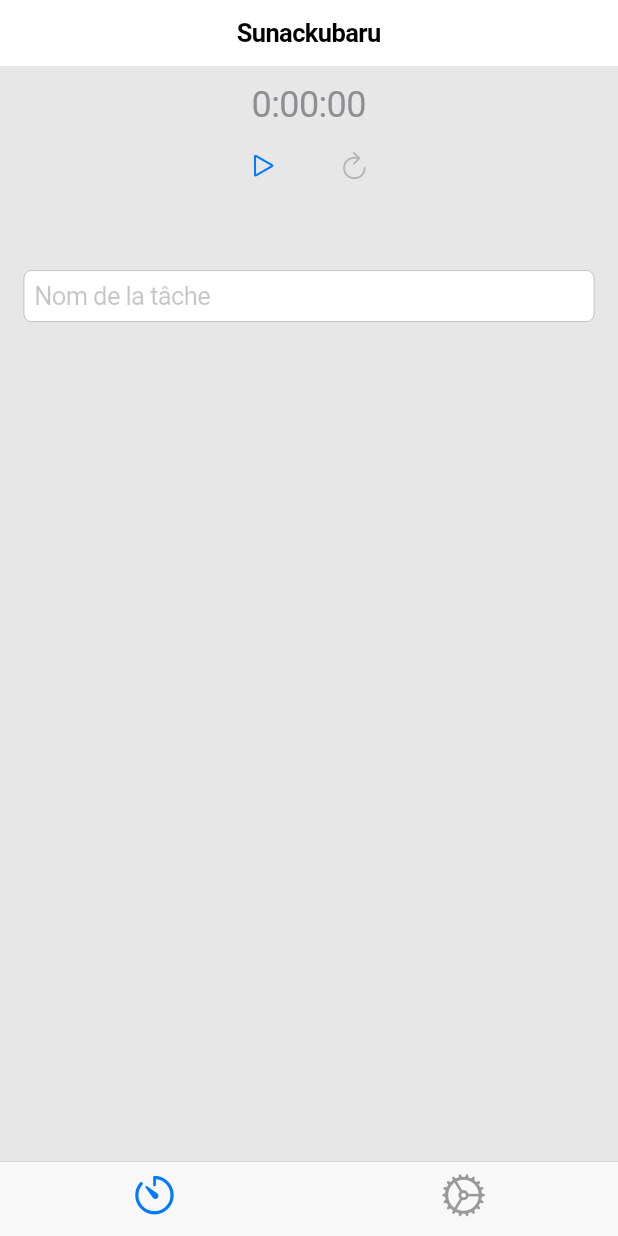
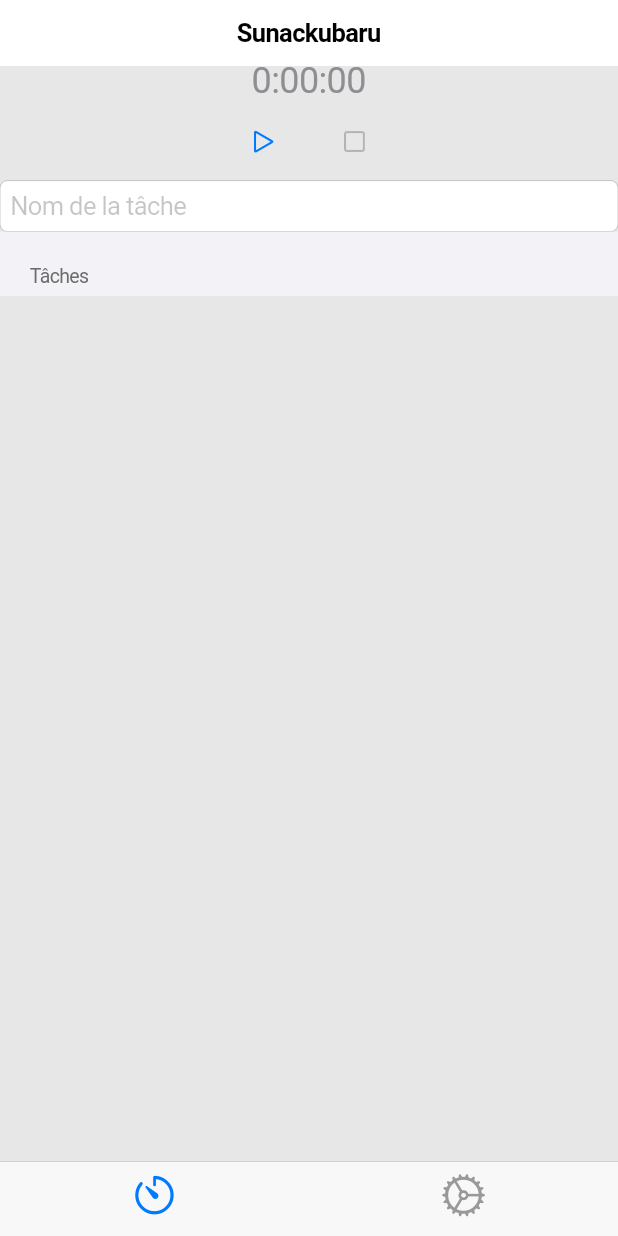
Before and after one commit to tun43p/sunackubaru, a Flutter app: the screen it shows after launch, on a phone screen of 412 x 824 dp. Run offline on Flutter 3.47's test engine with Material 2 defaults, Android fonts, the light colour scheme and no system bars.

Commit message:
style: implement new design

```diff
--- a/lib/features/timer/timer_page.dart
+++ b/lib/features/timer/timer_page.dart
@@ -1,9 +1,40 @@
 import 'package:flutter/cupertino.dart';
 import 'package:provider/provider.dart';
 import 'package:sunackubaru/features/timer/timer_provider.dart';
+import 'package:sunackubaru/features/timer/timer_utils.dart';
 
 class TimerPage extends StatelessWidget {
   const TimerPage({super.key});
+
+  @override
+  Widget build(BuildContext context) {
+    final TimerProvider state = context.watch<TimerProvider>();
+
+    return SingleChildScrollView(
+      child: Column(
+        children: <Widget>[
+          const _TimerControlsWidget(),
+          CupertinoTextField(
+            controller: state.textEditingController,
+            keyboardType: TextInputType.text,
+            placeholder: 'Nom de la tâche',
+          ),
+          if (state.status != null)
+            Text(
+              state.status!.message,
+              style: TextStyle(
+                color: state.status!.type.color,
+              ),
+            ),
+          const _TimerTasksWidget()
+        ],
+      ),
+    );
+  }
+}
+
+class _TimerControlsWidget extends StatelessWidget {
+  const _TimerControlsWidget();
 
   @override
   Widget build(BuildContext context) {
@@ -12,27 +43,11 @@ class TimerPage extends StatelessWidget {
 
     return Column(
       children: <Widget>[
-        if (state.status != null)
-          ColoredBox(
-            color: state.status!.type.color,
-            child: Padding(
-              padding: const EdgeInsets.all(8),
-              child: Text(
-                state.status!.message,
-                style: const TextStyle(
-                  color: CupertinoColors.white,
-                ),
-              ),
-            ),
-          ),
-        Padding(
-          padding: EdgeInsets.zero,
-          child: Text(
-            state.duration.toString().split('.').first,
-            style: const TextStyle(
-              fontSize: 24,
-              color: CupertinoColors.systemGrey,
-            ),
+        Text(
+          TimerUtils.formatDuration(state.duration),
+          style: const TextStyle(
+            fontSize: 24,
+            color: CupertinoColors.systemGrey,
           ),
         ),
         Row(
@@ -41,39 +56,55 @@ class TimerPage extends StatelessWidget {
             CupertinoButton(
               onPressed: state.running ? notifier.stop : notifier.start,
               child: Icon(
-                state.running ? CupertinoIcons.stop : CupertinoIcons.play_arrow,
+                state.running
+                    ? CupertinoIcons.pause
+                    : CupertinoIcons.play_arrow,
               ),
             ),
             CupertinoButton(
               onPressed: state.duration.inSeconds == 0 ? null : notifier.reset,
-              child: const Icon(CupertinoIcons.refresh_thick),
+              child: const Icon(CupertinoIcons.stop),
             ),
-          ],
-        ),
-        // TODO(tun43p): Fix scroll
-        ListView(
-          shrinkWrap: true,
-          children: <Widget>[
-            if (state.currentTask != null)
-              Text('Tâche en cours: ${state.currentTask!.keys.single}'),
-            CupertinoTextField(
-              controller: state.textEditingController,
-              keyboardType: TextInputType.text,
-              placeholder: 'Nom de la tâche',
-            ),
-            ...state.tasks
-                .where(
-              (Map<String, Duration> task) =>
-                  task.keys.single != state.currentTask?.keys.single,
-            )
-                .map(
-              (Map<String, Duration> task) {
-                return Text(task.toString());
-              },
-            )
           ],
         ),
       ],
     );
   }
 }
+
+class _TimerTasksWidget extends StatelessWidget {
+  const _TimerTasksWidget();
+
+  @override
+  Widget build(BuildContext context) {
+    final TimerProvider state = context.watch<TimerProvider>();
+
+    return CupertinoListSection(
+      header: const Text('Tâches'),
+      children: state.tasks
+          .map(
+            (Map<String, Duration> task) {
+              final String name = task.keys.single;
+              final Duration duration = task.values.single;
+
+              return CupertinoListTile(
+                leading: Icon(
+                  CupertinoIcons.doc_text,
+                  color: name == state.currentTask?.keys.single
+                      ? CupertinoColors.activeGreen
+                      : CupertinoColors.activeBlue,
+                ),
+                key: ValueKey<String>(name),
+                title: Text(name),
+                additionalInfo: Text(
+                  TimerUtils.formatDuration(duration),
+                ),
+              );
+            },
+          )
+          .toList()
+          .reversed
+          .toList(),
+    );
+  }
+}
--- a/lib/features/timer/timer_provider.dart
+++ b/lib/features/timer/timer_provider.dart
@@ -49,6 +49,19 @@ class TimerProvider with ChangeNotifier {
         (
           type: TimerStatus.error,
           message: 'Merci de donner un nom à votre tâche.',
+        ),
+      );
+      return;
+    }
+
+    if (_tasks.any(
+      (Map<String, Duration> task) =>
+          task.keys.single == _textEditingController.text,
+    )) {
+      _setStatus(
+        (
+          type: TimerStatus.error,
+          message: 'Une tâche avec ce nom existe déjà.',
         ),
       );
       return;
--- /dev/null
+++ b/lib/features/timer/timer_utils.dart
@@ -0,0 +1,4 @@
+class TimerUtils {
+  static String formatDuration(Duration duration) =>
+      duration.toString().split('.').first;
+}
--- a/lib/sunackubaru.dart
+++ b/lib/sunackubaru.dart
@@ -43,10 +43,8 @@ class Sunackubaru extends StatelessWidget {
               builder: (BuildContext context) {
                 return Padding(
                   padding: const EdgeInsets.only(
-                    top: kCupertinoNavigationBarHeight + kDefaultPagePadding,
-                    right: kDefaultPagePadding,
-                    bottom: kCupertinoTabScaffoldHeight + kDefaultPagePadding,
-                    left: kDefaultPagePadding,
+                    top: kCupertinoNavigationBarHeight,
+                    bottom: kCupertinoTabScaffoldHeight,
                   ),
                   child: _pages[index].values.single,
                 );
```
